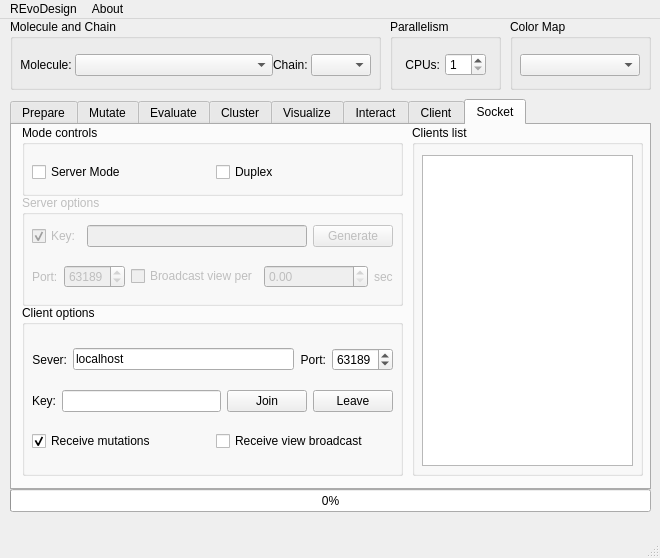
Above: REvoDesign/UI/REvoDesign-PyMOL.ui from YaoYinYing/REvoDesign before the change. Below: the same form after it.
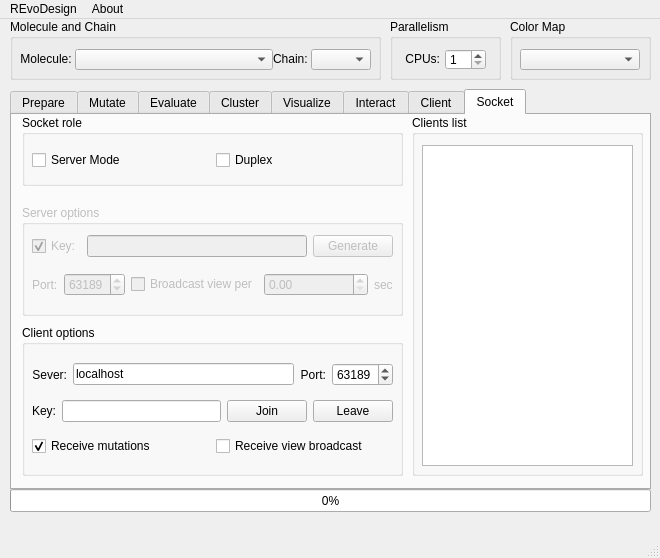
That is the form after the change. The open tabs and pages were chosen to show the change.

Diff of the .ui file:
```diff
--- a/REvoDesign/UI/REvoDesign-PyMOL.ui
+++ b/REvoDesign/UI/REvoDesign-PyMOL.ui
@@ -57,9 +57,9 @@
     <property name="geometry">
      <rect>
       <x>10</x>
-      <y>80</y>
+      <y>70</y>
       <width>641</width>
-      <height>391</height>
+      <height>401</height>
      </rect>
     </property>
     <property name="sizePolicy">
@@ -3741,7 +3741,7 @@
       <property name="geometry">
        <rect>
         <x>10</x>
-        <y>70</y>
+        <y>90</y>
         <width>381</width>
         <height>111</height>
        </rect>
@@ -3755,7 +3755,7 @@
          <x>10</x>
          <y>30</y>
          <width>361</width>
-         <height>75</height>
+         <height>71</height>
         </rect>
        </property>
        <layout class="QVBoxLayout" name="verticalLayout_8">
@@ -3862,9 +3862,9 @@
       <property name="geometry">
        <rect>
         <x>10</x>
-        <y>180</y>
+        <y>210</y>
         <width>381</width>
-        <height>171</height>
+        <height>151</height>
        </rect>
       </property>
       <property name="title">
@@ -3876,7 +3876,7 @@
          <x>10</x>
          <y>30</y>
          <width>361</width>
-         <height>131</height>
+         <height>111</height>
         </rect>
        </property>
        <layout class="QVBoxLayout" name="verticalLayout_16">
@@ -4010,7 +4010,7 @@
         <x>400</x>
         <y>0</y>
         <width>231</width>
-        <height>351</height>
+        <height>361</height>
        </rect>
       </property>
       <property name="title">
@@ -4022,7 +4022,7 @@
          <x>10</x>
          <y>30</y>
          <width>211</width>
-         <height>311</height>
+         <height>321</height>
         </rect>
        </property>
       </widget>
@@ -4037,7 +4037,7 @@
        </rect>
       </property>
       <property name="title">
-       <string>Mode controls</string>
+       <string>Socket role</string>
       </property>
       <widget class="QWidget" name="horizontalLayoutWidget_5">
        <property name="geometry">
@@ -4045,7 +4045,7 @@
          <x>10</x>
          <y>30</y>
          <width>361</width>
-         <height>34</height>
+         <height>31</height>
         </rect>
        </property>
        <layout class="QHBoxLayout" name="horizontalLayout_52">
@@ -4074,7 +4074,7 @@
       <x>10</x>
       <y>0</y>
       <width>371</width>
-      <height>71</height>
+      <height>61</height>
      </rect>
     </property>
     <property name="title">
@@ -4086,7 +4086,7 @@
        <x>10</x>
        <y>30</y>
        <width>351</width>
-       <height>32</height>
+       <height>21</height>
       </rect>
      </property>
      <layout class="QHBoxLayout" name="horizontalLayout_37">
@@ -4175,7 +4175,7 @@
       <x>390</x>
       <y>0</y>
       <width>111</width>
-      <height>71</height>
+      <height>61</height>
      </rect>
     </property>
     <property name="title">
@@ -4187,7 +4187,7 @@
        <x>10</x>
        <y>30</y>
        <width>91</width>
-       <height>32</height>
+       <height>21</height>
       </rect>
      </property>
      <layout class="QHBoxLayout" name="horizontalLayout">
@@ -4238,7 +4238,7 @@
       <x>510</x>
       <y>0</y>
       <width>141</width>
-      <height>71</height>
+      <height>61</height>
      </rect>
     </property>
     <property name="title">
@@ -4250,7 +4250,7 @@
        <x>10</x>
        <y>30</y>
        <width>121</width>
-       <height>32</height>
+       <height>21</height>
       </rect>
      </property>
      <layout class="QHBoxLayout" name="horizontalLayout_4">
```
Left out of the diff: 50 changed lines with no effect on the pictures.
